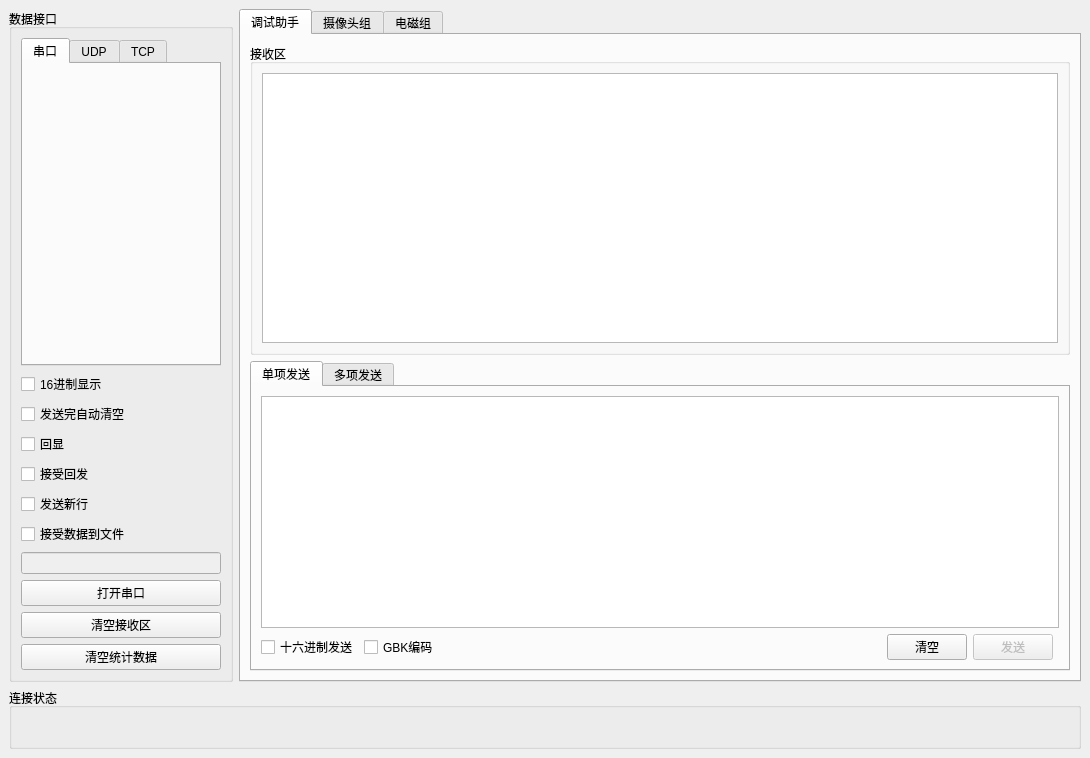
half-nothing/UpperComputer, file form/main_window.ui: the form before one commit.
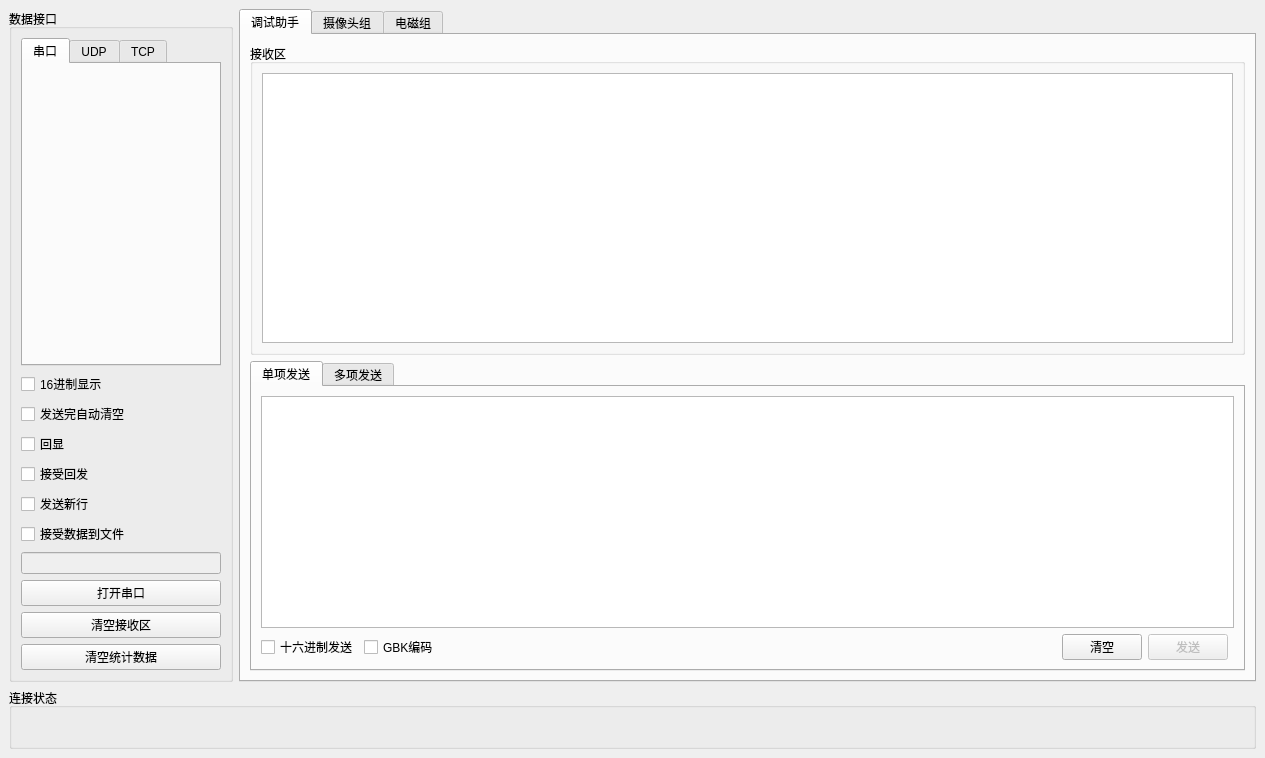
The form after the commit. Custom widgets are drawn as their Qt base class.

The edit to the form file:
```diff
--- a/form/main_window.ui
+++ b/form/main_window.ui
@@ -7,13 +7,13 @@
    <rect>
     <x>0</x>
     <y>0</y>
-    <width>1090</width>
+    <width>1265</width>
     <height>758</height>
    </rect>
   </property>
   <property name="minimumSize">
    <size>
-    <width>1090</width>
+    <width>1213</width>
     <height>758</height>
    </size>
   </property>
```
Left out of the diff: 2 changed lines with no effect on the pictures.
